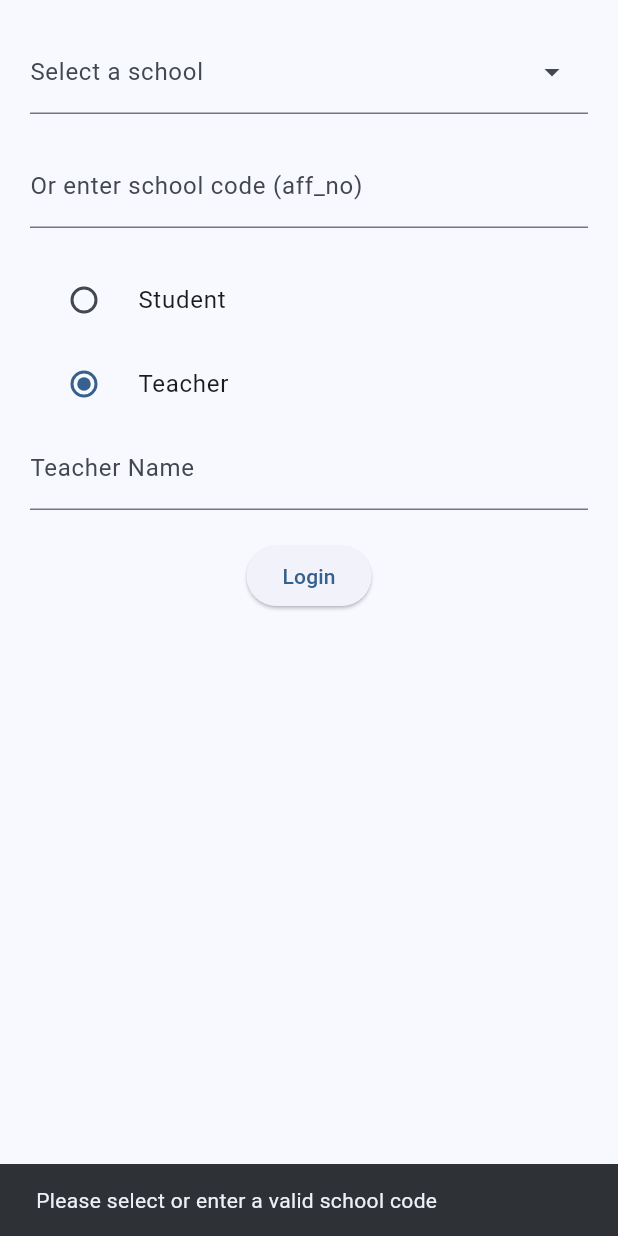
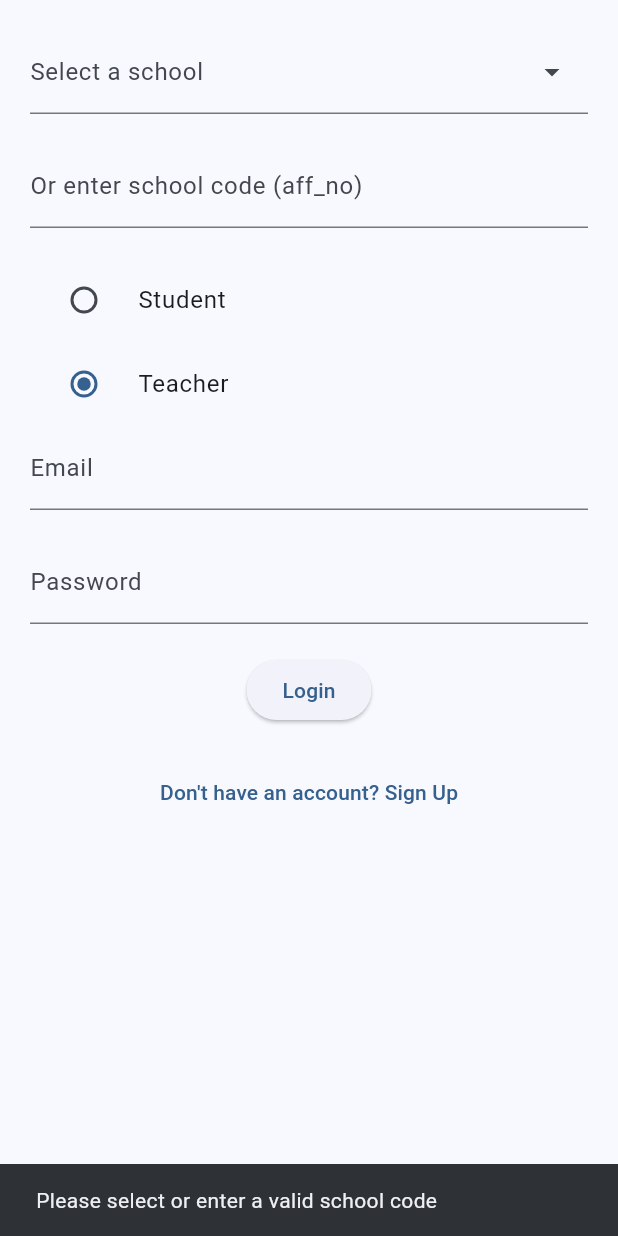
Before and after one commit to presentsir/attendance_app, a Flutter app: the LoginScreen screen opened directly, after a tap on "Login", after a tap on "Teacher", on a phone screen of 412 x 824 dp. Run offline on Flutter 3.47's test engine with Material 3 defaults, Android fonts, the phone set to English and light mode, and no system bars; drawn by our look-alikes of dropdown_search; our stand-ins replace cloud_firestore, firebase_auth, firebase_core; accounts and stored records are empty.

Commit message:
pushed the latest changes

```diff
--- a/lib/screens/login_screen.dart
+++ b/lib/screens/login_screen.dart
@@ -1,9 +1,11 @@
 import 'package:flutter/material.dart';
 import 'package:dropdown_search/dropdown_search.dart';
+import 'package:firebase_auth/firebase_auth.dart';
 import '../services/json_service.dart';
 import '../models/school_model.dart';
 import 'teacher_dashboard.dart';
 import 'student_dashboard.dart';
+import 'teacher_signin_screen.dart'; // Import the teacher sign-in screen
 
 class LoginScreen extends StatefulWidget {
   @override
@@ -14,9 +16,12 @@ class _LoginScreenState extends State<LoginScreen> {
   final _schoolCodeController = TextEditingController();
   final _nameController = TextEditingController();
   final _rollNoController = TextEditingController();
+  final _emailController = TextEditingController();
+  final _passwordController = TextEditingController();
   String _role = 'student'; // Default role
   List<School> _schools = [];
   School? _selectedSchool;
+  bool _isLoading = false;
 
   @override
   void initState() {
@@ -36,12 +41,19 @@ class _LoginScreenState extends State<LoginScreen> {
     });
   }
 
-  void _handleLogin() {
+  Future<void> _handleLogin() async {
+    setState(() {
+      _isLoading = true;
+    });
+
     final schoolCode = int.tryParse(_schoolCodeController.text);
     if (schoolCode == null && _selectedSchool == null) {
       ScaffoldMessenger.of(context).showSnackBar(
         SnackBar(content: Text('Please select or enter a valid school code')),
       );
+      setState(() {
+        _isLoading = false;
+      });
       return;
     }
 
@@ -62,19 +74,52 @@ class _LoginScreenState extends State<LoginScreen> {
       ScaffoldMessenger.of(context).showSnackBar(
         SnackBar(content: Text('School not found')),
       );
+      setState(() {
+        _isLoading = false;
+      });
       return;
     }
 
     if (_role == 'teacher') {
-      // Navigate to teacher dashboard
+      try {
+        final userCredential = await FirebaseAuth.instance.signInWithEmailAndPassword(
+          email: _emailController.text,
+          password: _passwordController.text,
+        );
+
         Navigator.push(
           context,
           MaterialPageRoute(
             builder: (_) => TeacherDashboard(school: school, teacherName: _nameController.text),
           ),
         );
+      } on FirebaseAuthException catch (e) {
+        String errorMessage;
+        switch (e.code) {
+          case 'invalid-email':
+            errorMessage = 'The email address is not valid.';
+            break;
+          case 'user-disabled':
+            errorMessage = 'The user has been disabled.';
+            break;
+          case 'user-not-found':
+            errorMessage = 'No user found with this email.';
+            break;
+          case 'wrong-password':
+            errorMessage = 'Incorrect password.';
+            break;
+          default:
+            errorMessage = 'An unknown error occurred: ${e.message}';
+        }
+        ScaffoldMessenger.of(context).showSnackBar(
+          SnackBar(content: Text(errorMessage)),
+        );
+      } catch (e) {
+        ScaffoldMessenger.of(context).showSnackBar(
+          SnackBar(content: Text('An error occurred. Please try again. Error: $e')),
+        );
+      }
     } else {
-      // Navigate to student dashboard
       Navigator.push(
         context,
         MaterialPageRoute(
@@ -82,6 +127,10 @@ class _LoginScreenState extends State<LoginScreen> {
         ),
       );
     }
+
+    setState(() {
+      _isLoading = false;
+    });
   }
 
   @override
@@ -141,62 +190,42 @@ class _LoginScreenState extends State<LoginScreen> {
               groupValue: _role,
               onChanged: (value) => setState(() => _role = value.toString()),
             ),
-            if (_role == 'teacher')
+            if (_role == 'teacher') ...[
               TextField(
-                controller: _nameController,
-                decoration: InputDecoration(labelText: 'Teacher Name'),
+                controller: _emailController,
+                decoration: InputDecoration(labelText: 'Email'),
+                keyboardType: TextInputType.emailAddress,
               ),
+              SizedBox(height: 20),
+              TextField(
+                controller: _passwordController,
+                decoration: InputDecoration(labelText: 'Password'),
+                obscureText: true,
+              ),
+            ],
             if (_role == 'student')
               TextField(
                 controller: _rollNoController,
                 decoration: InputDecoration(labelText: 'Roll Number'),
               ),
-
-//             Row(
-//   children: [
-//     Expanded(
-//       child: DropdownSearch<School>(
-//         items: _schools,
-//         itemAsString: (School school) => '${school.name} (${school.affNo})',
-//         onChanged: (School? school) {
-//           setState(() {
-//             _selectedSchool = school;
-//             if (school != null) {
-//               _schoolCodeController.text = school.affNo.toString();
-//             }
-//           });
-//         },
-//         dropdownDecoratorProps: DropDownDecoratorProps(
-//           dropdownSearchDecoration: InputDecoration(
-//             labelText: 'Select a school',
-//             hintText: 'Search by school name or code',
-//           ),
-//         ),
-//         popupProps: PopupProps.menu(
-//           showSearchBox: true,
-//           searchFieldProps: TextFieldProps(
-//             decoration: InputDecoration(
-//               hintText: 'Search by school name or code',
-//             ),
-//           ),
-//         ),
-//       ),
-//     ),
-//     IconButton(
-//       icon: Icon(Icons.clear),
-//       onPressed: () {
-//         setState(() {
-//           _selectedSchool = null;
-//           _schoolCodeController.clear();
-//         });
-//       },
-//     ),
-//   ],
-// ),
             SizedBox(height: 20),
-            ElevatedButton(
+            _isLoading
+                ? CircularProgressIndicator()
+                : ElevatedButton(
                     onPressed: _handleLogin,
                     child: Text('Login'),
+                  ),
+            SizedBox(height: 20),
+            TextButton(
+              onPressed: () {
+                Navigator.push(
+                  context,
+                  MaterialPageRoute(
+                    builder: (_) => TeacherSignInScreen(),
+                  ),
+                );
+              },
+              child: Text('Don\'t have an account? Sign Up'),
             ),
           ],
         ),
--- a/pubspec.yaml
+++ b/pubspec.yaml
@@ -32,6 +32,7 @@ dependencies:
     sdk: flutter
   firebase_core: ^2.18.0
   dropdown_search: ^5.0.1
+  shared_preferences: ^2.2.2
   cloud_firestore: ^4.15.1
   firebase_auth: ^4.19.1
   provider: ^6.1.1
```
Also changed, not shown: lib/screens/profile_screen.dart (+26 -2 lines), lib/screens/teacher_dashboard.dart (+46 -3 lines), lib/screens/teacher_signin_screen.dart (added, +116 -0 lines), lib/services/auth_service.dart (+9 -0 lines), lib/services/firestore_service.dart (+10 -4 lines), pubspec.lock, 1 other file. Lines whose indentation alone changed are shown as unchanged.
